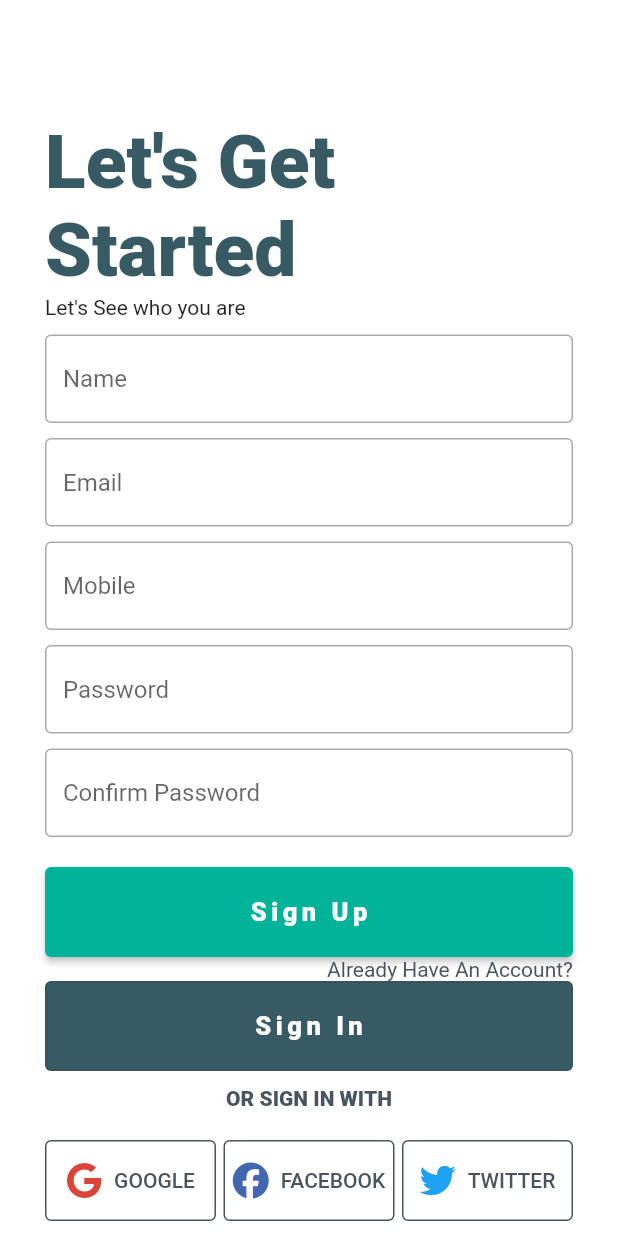
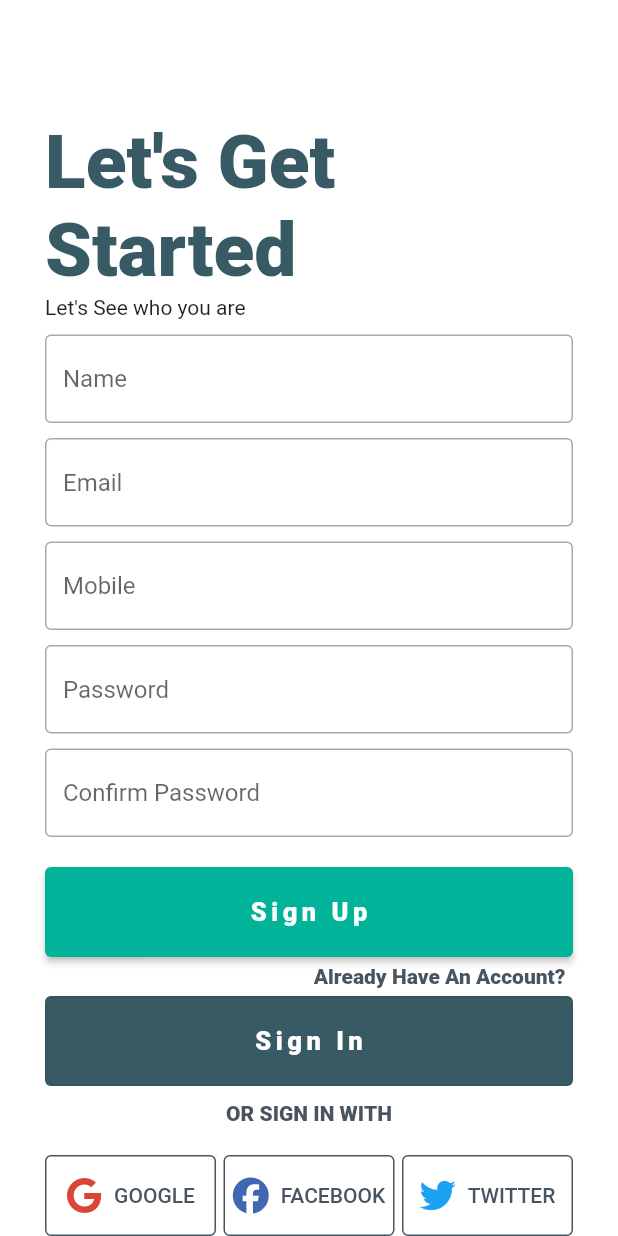
Before and after one commit to Tasheela99/bmiapp, a Flutter app: the SignUpScreen screen opened directly, scrolled down 303 dp, on a phone screen of 412 x 824 dp. Run offline on Flutter 3.47's test engine with Material 2 defaults, Android fonts, the phone set to English and light mode, and no system bars; our stand-ins replace firebase_auth, firebase_core, font_awesome_flutter, get, google_sign_in; accounts and stored records are empty.

Commit message:
Ui changes added

```diff
--- a/lib/functions/auth_functions.dart
+++ b/lib/functions/auth_functions.dart
@@ -30,7 +30,6 @@ class Authentication {
         idToken: googleSignInAuth?.idToken);
     UserCredential userCredential =
     await FirebaseAuth.instance.signInWithCredential(credential);
-    print(userCredential.user?.displayName);
     if (userCredential.user != null) {
       Get.to(() => const DashboardScreen());
     }
--- a/lib/views/signup_screen.dart
+++ b/lib/views/signup_screen.dart
@@ -180,12 +180,16 @@ class _SignUpScreenState extends State<SignUpScreen> {
                     ],
                   ),
                 ),
-                Align(
+                const Align(
                   alignment: Alignment.centerRight,
-                  child: Text(
-                    "Already Have An Account?",
-                    style: TextStyle(
-                      color: Color(0xFF485460),
+                  child: Padding(
+                    padding: EdgeInsets.all(5.0),
+                    child: Text(
+                      "Already Have An Account?",
+                      style: TextStyle(
+                        color: Color(0xFF485460),
+                        fontWeight: FontWeight.w900
+                      ),
                     ),
                   ),
                 ),
```
Also changed, not shown: lib/views/dashboard_screen.dart (+3 -5 lines), lib/views/signin_screen.dart (+8 -8 lines).
